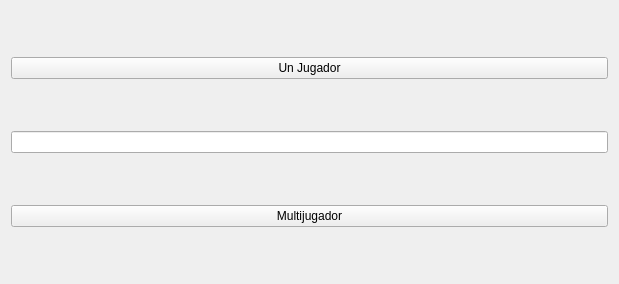
This is widget.ui in serendipity-com/Mario as Qt 5 draws it before an edit. The edited form follows.
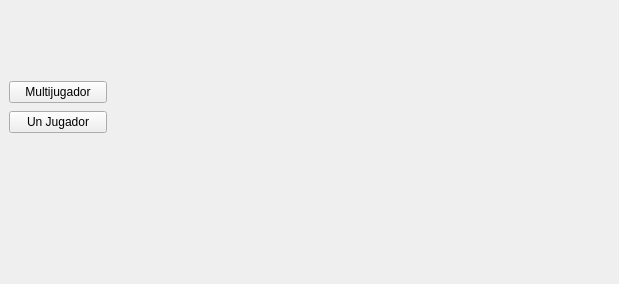
This is the edited form.

Diff of the .ui file:
```diff
--- a/widget.ui
+++ b/widget.ui
@@ -13,25 +13,32 @@
   <property name="windowTitle">
    <string>Widget</string>
   </property>
-  <layout class="QGridLayout" name="gridLayout">
-   <item row="1" column="0">
-    <widget class="QPushButton" name="UnJugador">
-     <property name="text">
-      <string>Un Jugador</string>
-     </property>
-    </widget>
-   </item>
-   <item row="2" column="0">
-    <widget class="QLineEdit" name="lineEdit"/>
-   </item>
-   <item row="3" column="0">
+  <widget class="QWidget" name="">
+   <property name="geometry">
+    <rect>
+     <x>9</x>
+     <y>79</y>
+     <width>98</width>
+     <height>58</height>
+    </rect>
+   </property>
+   <layout class="QVBoxLayout" name="verticalLayout">
+    <item>
     <widget class="QPushButton" name="Multijugador">
      <property name="text">
       <string>Multijugador</string>
      </property>
     </widget>
    </item>
-  </layout>
+    <item>
+     <widget class="QPushButton" name="UnJugador">
+      <property name="text">
+       <string>Un Jugador</string>
+      </property>
+     </widget>
+    </item>
+   </layout>
+  </widget>
  </widget>
  <resources/>
  <connections/>
```
Lines whose indentation alone changed are shown as unchanged.
